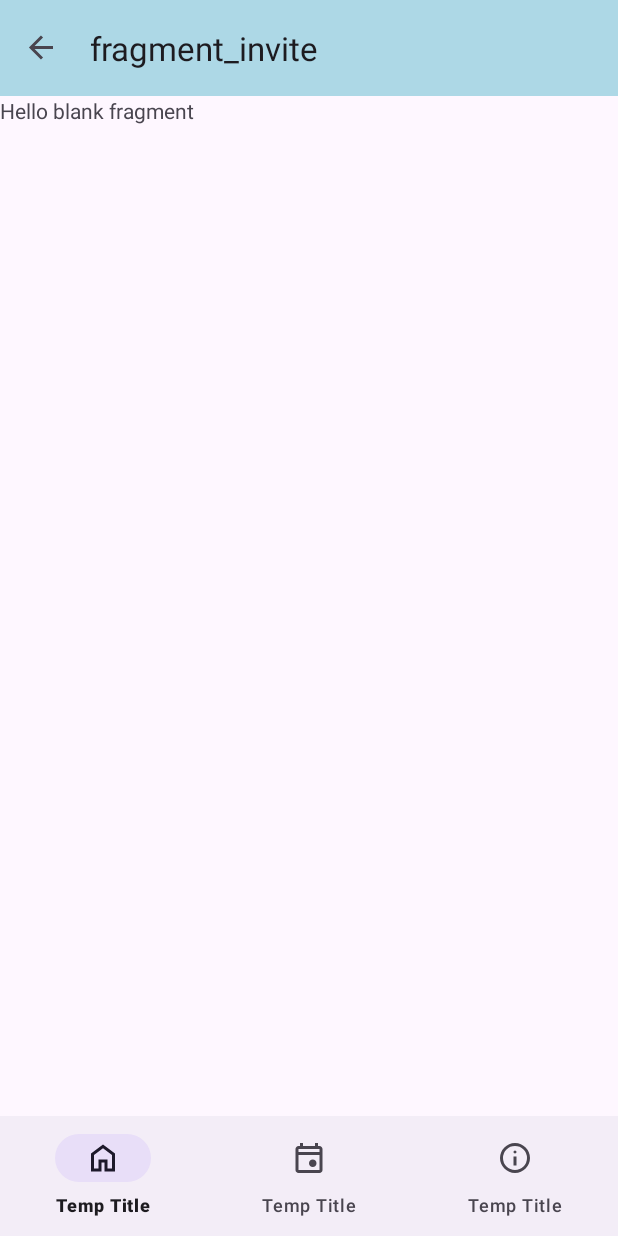
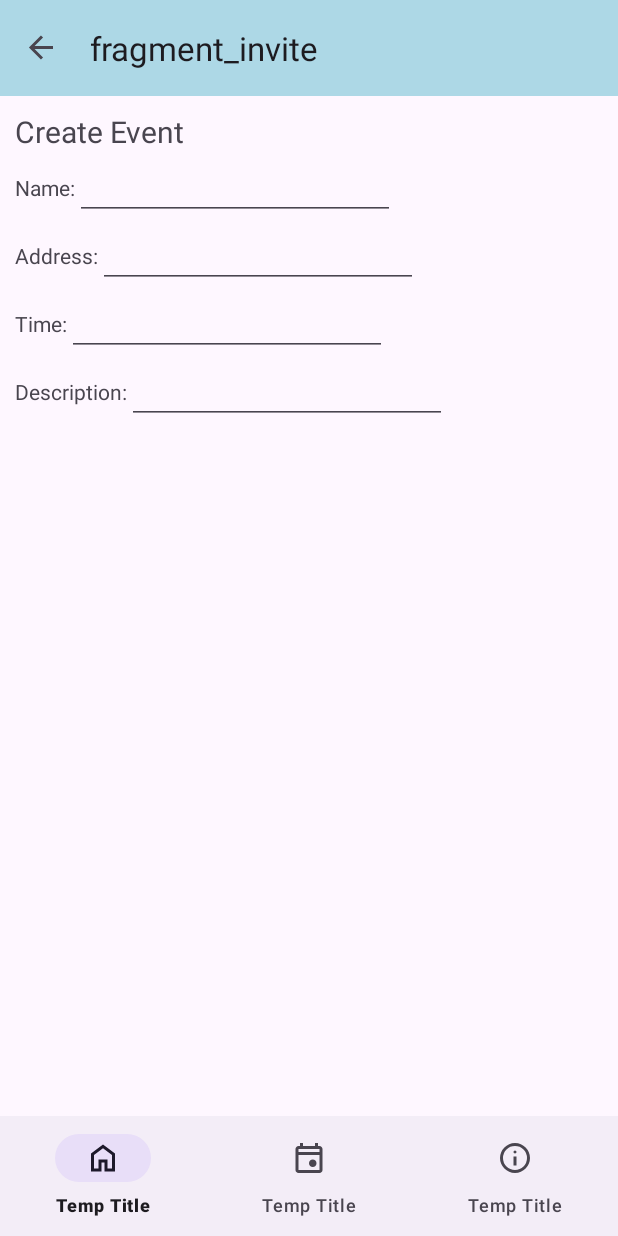
Before and after one commit to anthonyliang-8/Event-Invitation, an Android app: the screen it shows after launch (MainActivity), after a tap on "New Invite", on a phone screen of 412 x 824 dp. Run offline under Robolectric (Android 15) with nearby library versions, the phone set to English and light mode, and no system bars; our stand-ins replace navigation-ui.

Commit message:
Fixed drawer layout

```diff
--- a/app/src/main/java/com/example/event_invitation/MainActivity.java
+++ b/app/src/main/java/com/example/event_invitation/MainActivity.java
@@ -11,16 +11,23 @@ import android.graphics.Color;
 import android.os.Bundle;
 import android.view.Menu;
 import android.view.MenuItem;
+import android.view.View;
 
+import com.example.event_invitation.databinding.FragmentWelcomeBinding;
 import com.google.android.material.appbar.MaterialToolbar;
 import com.google.android.material.bottomnavigation.BottomNavigationView;
 
+import com.example.event_invitation.databinding.ActivityMainBinding;
 public class MainActivity extends AppCompatActivity {
 
+    public ActivityMainBinding binding;
     @Override
     protected void onCreate(Bundle savedInstanceState) {
         super.onCreate(savedInstanceState);
-        setContentView(R.layout.activity_main);
+
+        binding = ActivityMainBinding.inflate(getLayoutInflater());
+        View view = binding.getRoot();
+        setContentView(view);
 
         // create top toolbar
         MaterialToolbar materialToolbar = findViewById(R.id.toolbar);
@@ -32,13 +39,13 @@ public class MainActivity extends AppCompatActivity {
 
         //create an “AppBarConfiguration” object
         AppBarConfiguration.Builder builder = new AppBarConfiguration.Builder(navController.getGraph());
-
+        builder.setOpenableLayout(binding.drawerLayout);
         // build
         AppBarConfiguration appBarConfiguration = builder.build();
 
+        NavigationUI.setupWithNavController(binding.navView, navController);
         // create bottom navbar
-        BottomNavigationView bottomNavigationView = findViewById(R.id.bottom_nav);
-        NavigationUI.setupWithNavController(bottomNavigationView, navController);
+        NavigationUI.setupWithNavController(binding.bottomNav, navController);
 
         //link “AppBarConfiguration” to the toolbar
         NavigationUI.setupWithNavController(materialToolbar, navController,appBarConfiguration);
--- a/app/src/main/java/com/example/event_invitation/WelcomeFragment.java
+++ b/app/src/main/java/com/example/event_invitation/WelcomeFragment.java
@@ -26,8 +26,6 @@ public class WelcomeFragment extends Fragment {
                 Navigation.findNavController(view).navigate(R.id.action_welcomeFragment_to_inviteFragment);
             }
         });
-
-
         // Inflate the layout for this fragment
         return view;
     }
--- a/app/src/main/res/layout/activity_main.xml
+++ b/app/src/main/res/layout/activity_main.xml
@@ -1,10 +1,18 @@
 <?xml version="1.0" encoding="utf-8"?>
+<androidx.drawerlayout.widget.DrawerLayout
+    android:id="@+id/drawer_layout"
+    tools:context=".MainActivity"
+    android:layout_height="match_parent"
+    android:layout_width="match_parent"
+    android:layout_gravity="start"
+    xmlns:tools="http://schemas.android.com/tools"
+    xmlns:app="http://schemas.android.com/apk/res-auto"
+    xmlns:android="http://schemas.android.com/apk/res/android">
+
 <androidx.constraintlayout.widget.ConstraintLayout
-    xmlns:android="http://schemas.android.com/apk/res/android"
-    xmlns:app="http://schemas.android.com/apk/res-auto"
-    xmlns:tools="http://schemas.android.com/tools"
     android:layout_width="match_parent"
-    android:layout_height="match_parent">
+    android:layout_height="match_parent"
+    android:orientation="vertical">
     <com.google.android.material.appbar.MaterialToolbar
         android:id="@+id/toolbar"
         style="@style/Widget.Material3.Toolbar"
@@ -28,3 +36,11 @@
         app:layout_constraintBottom_toBottomOf="parent"
         app:menu="@menu/menu_bottom" />
 </androidx.constraintlayout.widget.ConstraintLayout>
+    <com.google.android.material.navigation.NavigationView
+        android:id="@+id/nav_view"
+        android:layout_width="wrap_content"
+        android:layout_height="match_parent"
+        android:layout_gravity="left"
+        app:menu="@menu/menu_drawer" />
+
+</androidx.drawerlayout.widget.DrawerLayout>
--- a/app/src/main/res/layout/fragment_invite.xml
+++ b/app/src/main/res/layout/fragment_invite.xml
@@ -1,15 +1,108 @@
 <?xml version="1.0" encoding="utf-8"?>
-<androidx.constraintlayout.widget.ConstraintLayout
-    xmlns:android="http://schemas.android.com/apk/res/android"
+<androidx.constraintlayout.widget.ConstraintLayout xmlns:android="http://schemas.android.com/apk/res/android"
+    xmlns:app="http://schemas.android.com/apk/res-auto"
     xmlns:tools="http://schemas.android.com/tools"
     android:layout_width="match_parent"
     android:layout_height="match_parent"
-    tools:context=".InviteFragment">
+    tools:context=".InviteFragment"
+    android:layout_marginTop="10dp"
+    android:layout_marginLeft="10dp">
 
-    <!-- TODO: Update blank fragment layout -->
+
     <TextView
+        android:id="@+id/invHeadTextView"
+        android:layout_width="match_parent"
+        android:layout_height="wrap_content"
+        android:text="@string/create_inv_txt"
+        android:textSize="20sp"
+        app:layout_constraintTop_toTopOf="parent"/>
+
+    <LinearLayout
+        android:id="@+id/eventNameLayout"
+        android:layout_width="wrap_content"
+        android:layout_height="wrap_content"
+        android:orientation="horizontal"
+        app:layout_constraintTop_toBottomOf="@id/invHeadTextView">
+
+        <TextView
+            android:id="@+id/eventNameTextView"
+            android:layout_width="wrap_content"
+            android:layout_height="wrap_content"
+            android:text="@string/event_name_txt" />
+
+        <EditText
+            android:id="@+id/eventNameEditText"
+            android:layout_width="wrap_content"
+            android:layout_height="wrap_content"
+            android:ems="10"
+            android:inputType="text"
+            android:text="" />
+    </LinearLayout>
+
+    <LinearLayout
+        android:id="@+id/eventAddLayout"
         android:layout_width="match_parent"
         android:layout_height="match_parent"
-        android:text="@string/hello_blank_fragment" />
+        android:orientation="horizontal"
+        app:layout_constraintTop_toBottomOf="@id/eventNameLayout">
+
+        <TextView
+            android:id="@+id/eventAddTextView"
+            android:layout_width="wrap_content"
+            android:layout_height="wrap_content"
+            android:text="@string/event_add_txt" />
+
+        <EditText
+            android:id="@+id/eventAddEditText"
+            android:layout_width="wrap_content"
+            android:layout_height="wrap_content"
+            android:ems="10"
+            android:inputType="text"
+            android:text="" />
+    </LinearLayout>
+
+
+    <LinearLayout
+        android:id="@+id/eventTimeLayout"
+        android:layout_width="match_parent"
+        android:layout_height="match_parent"
+        android:orientation="horizontal"
+        app:layout_constraintTop_toBottomOf="@id/eventAddLayout">
+
+        <TextView
+            android:id="@+id/eventTimeTextView"
+            android:layout_width="wrap_content"
+            android:layout_height="wrap_content"
+            android:text="@string/event_time_txt" />
+
+        <EditText
+            android:id="@+id/eventTime"
+            android:layout_width="wrap_content"
+            android:layout_height="wrap_content"
+            android:ems="10"
+            android:inputType="time" />
+    </LinearLayout>
+
+    <LinearLayout
+        android:id="@+id/eventDescLayout"
+        android:layout_width="match_parent"
+        android:layout_height="match_parent"
+        android:orientation="horizontal"
+        app:layout_constraintTop_toBottomOf="@id/eventTimeLayout">
+
+        <TextView
+            android:id="@+id/eventDescTextView"
+            android:layout_width="wrap_content"
+            android:layout_height="wrap_content"
+            android:text="@string/event_desc_txt" />
+
+        <EditText
+            android:id="@+id/eventDescEditText"
+            android:layout_width="wrap_content"
+            android:layout_height="wrap_content"
+            android:ems="10"
+            android:inputType="text"
+            android:text="" />
+    </LinearLayout>
 
 </androidx.constraintlayout.widget.ConstraintLayout>
--- /dev/null
+++ b/app/src/main/res/menu/menu_drawer.xml
@@ -0,0 +1,15 @@
+<?xml version="1.0" encoding="utf-8"?>
+<menu
+    xmlns:android="http://schemas.android.com/apk/res/android"
+    xmlns:app="http://schemas.android.com/apk/res-auto">
+    <item
+        android:id="@+id/calendarFragment"
+        android:title="@string/icon_temp_title"
+        android:icon="@drawable/calendar_icon">
+    </item>
+    <item
+        android:id="@+id/helpFragment"
+        android:title="@string/icon_temp_title"
+        android:icon="@drawable/help_icon" >
+    </item>
+</menu>
--- a/app/src/main/res/values/strings.xml
+++ b/app/src/main/res/values/strings.xml
@@ -6,5 +6,11 @@
 
     <string name="icon_temp_title">Temp Title</string>
 
+    <string name="create_inv_txt">Create Event</string>
+    <string name="event_name_txt">Name: </string>
+    <string name="event_add_txt">Address: </string>
+    <string name="event_time_txt">Time: </string>
+    <string name="event_desc_txt">Description: </string>
+
     <string name="hello_blank_fragment">Hello blank fragment</string>
 </resources>
```
